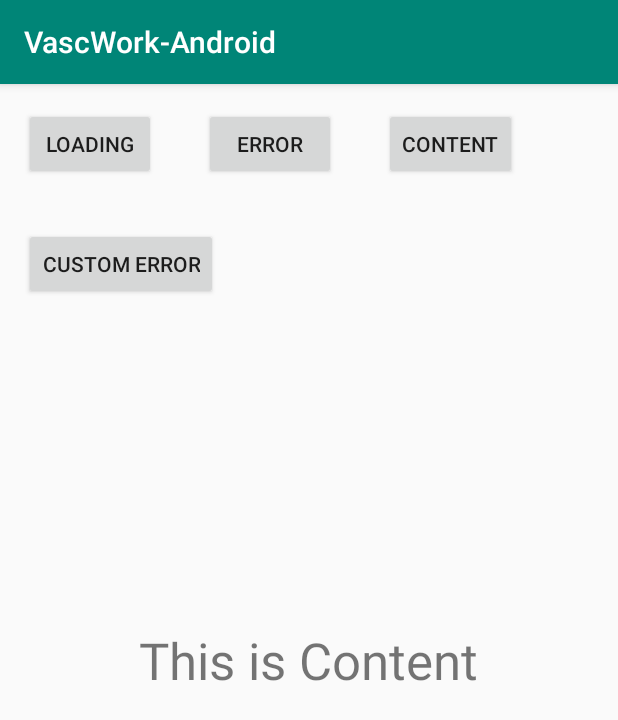
After one commit to mobileVascomm/VascWork-Android, an Android app: the ViewStateLayoutActivity screen opened directly, with no data from a screen before it, on a phone screen of 412 x 824 dp. The commit adds this screen. Shown: the top 720 px of the screen. Run offline under Robolectric (Android 15) with nearby library versions, the phone set to English and light mode, and no system bars.

Commit message:
add viewstatelayout

```diff
--- a/app/build.gradle
+++ b/app/build.gradle
@@ -24,7 +24,7 @@ android {
 
 dependencies {
     implementation fileTree(dir: 'libs', include: ['*.jar'])
-    implementation"org.jetbrains.kotlin:kotlin-stdlib-jdk7:$kotlin_version"
+    implementation "org.jetbrains.kotlin:kotlin-stdlib-jdk7:$kotlin_version"
     implementation 'androidx.appcompat:appcompat:1.1.0'
     implementation 'androidx.core:core-ktx:1.1.0'
     implementation 'androidx.constraintlayout:constraintlayout:1.1.3'
--- a/app/src/main/AndroidManifest.xml
+++ b/app/src/main/AndroidManifest.xml
@@ -9,6 +9,7 @@
         android:roundIcon="@mipmap/ic_launcher_round"
         android:supportsRtl="true"
         android:theme="@style/AppTheme">
+        <activity android:name=".viewstatelayout.ViewStateLayoutActivity"></activity>
         <activity android:name=".MainActivity">
             <intent-filter>
                 <action android:name="android.intent.action.MAIN" />
@@ -16,8 +17,8 @@
                 <category android:name="android.intent.category.LAUNCHER" />
             </intent-filter>
         </activity>
-        <activity android:name=".validation.ValidationActivity"/>
-        <activity android:name=".module.ActivitySampleModule"/>
+        <activity android:name=".validation.ValidationActivity" />
+        <activity android:name=".module.ActivitySampleModule" />
     </application>
 
 </manifest>
--- a/app/src/main/java/com/vascomm/sample/MainActivity.kt
+++ b/app/src/main/java/com/vascomm/sample/MainActivity.kt
@@ -5,6 +5,7 @@ import androidx.appcompat.app.AppCompatActivity
 import android.os.Bundle
 import com.vascomm.sample.module.ActivitySampleModule
 import com.vascomm.sample.validation.ValidationActivity
+import com.vascomm.sample.viewstatelayout.ViewStateLayoutActivity
 import kotlinx.android.synthetic.main.activity_main.*
 
 class MainActivity : AppCompatActivity() {
@@ -26,5 +27,10 @@ class MainActivity : AppCompatActivity() {
             val intent  = Intent(this,ActivitySampleModule::class.java)
             startActivity(intent)
         }
+
+        btn_sample_viewstatelayout.setOnClickListener {
+            val intent  = Intent(this,ViewStateLayoutActivity::class.java)
+            startActivity(intent)
+        }
     }
 }
--- /dev/null
+++ b/app/src/main/java/com/vascomm/sample/viewstatelayout/ViewStateLayoutActivity.kt
@@ -0,0 +1,35 @@
+package com.vascomm.sample.viewstatelayout
+
+import androidx.appcompat.app.AppCompatActivity
+import android.os.Bundle
+import android.view.View
+import com.vascomm.sample.R
+import kotlinx.android.synthetic.main.activity_view_state_layout.*
+
+class ViewStateLayoutActivity : AppCompatActivity() {
+
+    override fun onCreate(savedInstanceState: Bundle?) {
+        super.onCreate(savedInstanceState)
+        setContentView(R.layout.activity_view_state_layout)
+
+        btn_loading.setOnClickListener {
+            layout_viewstate.showLoading()
+        }
+
+        val listenerContent = View.OnClickListener {
+            layout_viewstate.showContent()
+        }
+
+        btn_content.setOnClickListener { layout_viewstate.showContent() }
+
+        btn_error.setOnClickListener {
+            val img = getDrawable(R.drawable.ic_signal_wifi_off_black_24dp)!!
+            layout_viewstate.showErrorWithImage(img,"Tidak ada Jaringan","Silakan cek kembali koneksi anda.", null, null)
+        }
+
+        btn_custom.setOnClickListener {
+            layout_viewstate.customErrorView = R.layout.custom_error
+            layout_viewstate.showError()
+        }
+    }
+}
--- /dev/null
+++ b/app/src/main/res/drawable/ic_signal_wifi_off_black_24dp.xml
@@ -0,0 +1,4 @@
+<vector android:height="48dp" android:viewportHeight="24.0"
+    android:viewportWidth="24.0" android:width="48dp" xmlns:android="http://schemas.android.com/apk/res/android">
+    <path android:fillColor="#FF000000" android:pathData="M23.64,7c-0.45,-0.34 -4.93,-4 -11.64,-4 -1.5,0 -2.89,0.19 -4.15,0.48L18.18,13.8 23.64,7zM17.04,15.22L3.27,1.44 2,2.72l2.05,2.06C1.91,5.76 0.59,6.82 0.36,7l11.63,14.49 0.01,0.01 0.01,-0.01 3.9,-4.86 3.32,3.32 1.27,-1.27 -3.46,-3.46z"/>
+</vector>
--- /dev/null
+++ b/app/src/main/res/layout/activity_view_state_layout.xml
@@ -0,0 +1,48 @@
+<?xml version="1.0" encoding="utf-8"?>
+<RelativeLayout
+    xmlns:android="http://schemas.android.com/apk/res/android"
+    xmlns:tools="http://schemas.android.com/tools"
+    xmlns:app="http://schemas.android.com/apk/res-auto"
+    android:layout_width="match_parent"
+    android:layout_height="match_parent"
+    tools:context=".viewstatelayout.ViewStateLayoutActivity">
+    <Button
+        android:layout_width="wrap_content"
+        android:layout_height="wrap_content"
+        android:layout_margin="@dimen/medium"
+        android:id="@+id/btn_loading"
+        android:text="Loading"/>
+
+    <Button
+        android:layout_width="wrap_content"
+        android:layout_height="wrap_content"
+        android:layout_margin="@dimen/medium"
+        android:layout_toRightOf="@id/btn_loading"
+        android:id="@+id/btn_error"
+        android:text="Error"/>
+    <Button
+        android:layout_width="wrap_content"
+        android:layout_height="wrap_content"
+        android:layout_margin="@dimen/medium"
+        android:layout_toRightOf="@id/btn_error"
+        android:id="@+id/btn_content"
+        android:text="Content"/>
+    <Button
+        android:layout_width="wrap_content"
+        android:layout_height="wrap_content"
+        android:layout_margin="@dimen/medium"
+        android:layout_below="@id/btn_error"
+        android:id="@+id/btn_custom"
+        android:text="custom error"/>
+    <com.vascomm.vascwork.additional.view.ViewStateLayout
+        android:id="@+id/layout_viewstate"
+        android:layout_width="match_parent"
+        android:layout_height="match_parent">
+        <TextView
+            android:layout_width="wrap_content"
+            android:layout_height="wrap_content"
+            android:layout_gravity="center"
+            android:textSize="@dimen/font_xlarge"
+            android:text="This is Content"/>
+    </com.vascomm.vascwork.additional.view.ViewStateLayout>
+</RelativeLayout>
--- a/vascwork/src/main/java/com/vascomm/vascwork/extension/EditTextExtension.kt
+++ b/vascwork/src/main/java/com/vascomm/vascwork/extension/EditTextExtension.kt
@@ -2,7 +2,6 @@ package com.vascomm.vascwork.extension
 
 import android.text.Editable
 import android.text.TextWatcher
-import android.util.Log
 import android.widget.EditText
 
 /*
@@ -16,7 +15,7 @@ fun EditText?.setCurrencyFormat(){
         override fun onTextChanged(p0: CharSequence?, p1: Int, p2: Int, p3: Int) {
             this@setCurrencyFormat.removeTextChangedListener(this)
 
-            val nominal  = p0.toString().convertRupiaCurrency(false)
+            val nominal  = p0.toString().convertRupiahCurrency(false)
             this@setCurrencyFormat.setText(nominal)
             this@setCurrencyFormat.setSelection(nominal.length)
             this@setCurrencyFormat.addTextChangedListener(this)
--- a/vascwork/src/main/java/com/vascomm/vascwork/extension/StringExtension.kt
+++ b/vascwork/src/main/java/com/vascomm/vascwork/extension/StringExtension.kt
@@ -6,7 +6,7 @@ import android.util.Base64
    convert nominal ke currency format
    contoh : 100000 -> Rp100.000
  */
-fun String.convertRupiaCurrency(userCurrency:Boolean = false): String{
+fun String.convertRupiahCurrency(userCurrency:Boolean = false): String{
     if(this == "0") return  if (userCurrency) "Rp0" else "0"
     val value  = if (this.contains(" ")) this.split(" ")[1] else this
     val result = StringBuilder(value.replace("." , ""))
```
Also changed, not shown: app/src/main/res/layout/activity_main.xml (+11 -0 lines), app/src/main/res/layout/custom_error.xml (added, +20 -0 lines), app/src/main/res/layout/custom_loading.xml (added, +13 -0 lines), vascwork/src/main/java/com/vascomm/vascwork/additional/view/ViewStateLayout.kt (added, +273 -0 lines), vascwork/src/main/res/layout/viewstate_error.xml (added, +56 -0 lines), vascwork/src/main/res/layout/viewstate_loading.xml (added, +13 -0 lines), vascwork/src/main/res/values/dimens.xml (added, +25 -0 lines), vascwork/src/main/res/values/styles.xml (+31 -0 lines).
